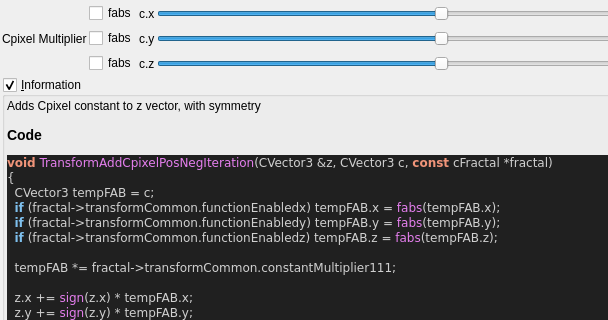
The window that mandelbulber2/qt_data/fractal_transf_add_Cpixel_symmetrical.ui (buddhi1980/mandelbulber2) describes before a commit, drawn with Qt 5; both pictures show x 0 to 608 and y 0 to 320 of the 817 by 846 pixel window.
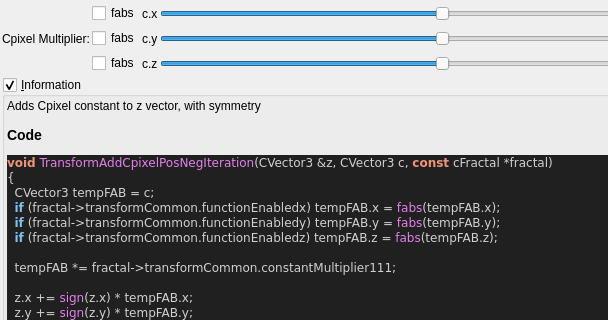
The same window after the commit. Custom widgets are drawn as their Qt base class.

What changed in the file:
```diff
--- a/mandelbulber2/qt_data/fractal_transf_add_Cpixel_symmetrical.ui
+++ b/mandelbulber2/qt_data/fractal_transf_add_Cpixel_symmetrical.ui
@@ -44,7 +44,7 @@
      <item row="1" column="0">
       <widget class="QLabel" name="label_112">
        <property name="text">
-        <string>Cpixel Multiplier</string>
+        <string>Cpixel Multiplier:</string>
        </property>
       </widget>
      </item>
```
Left out of the diff: 12 changed lines with no effect on the pictures.
